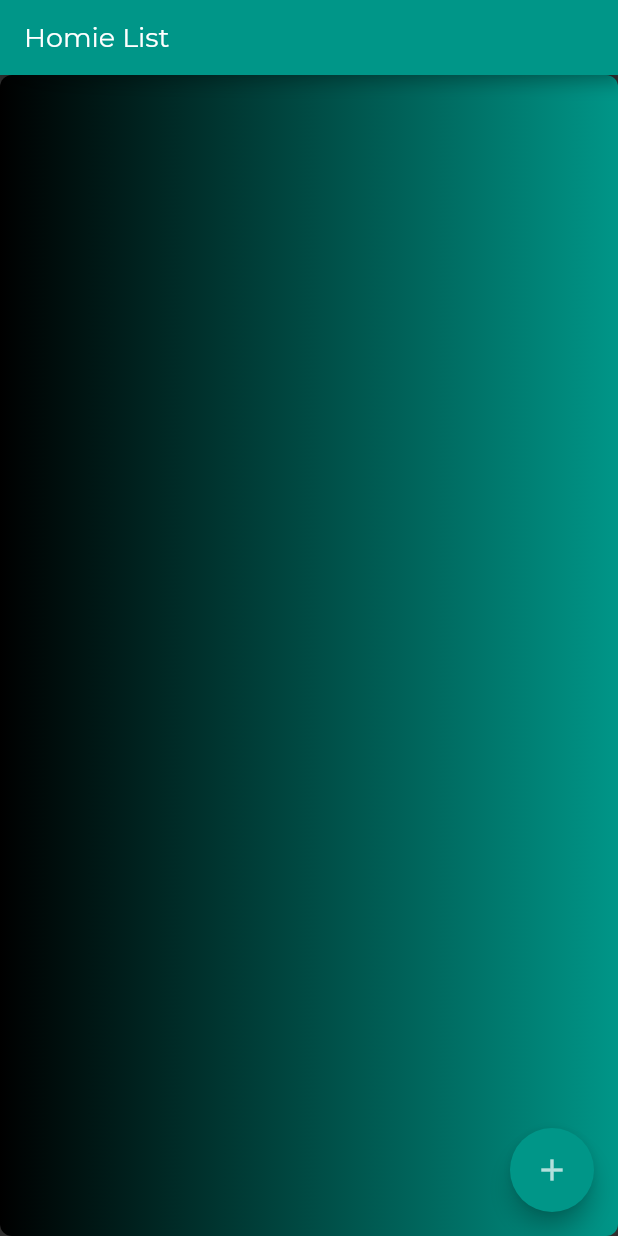
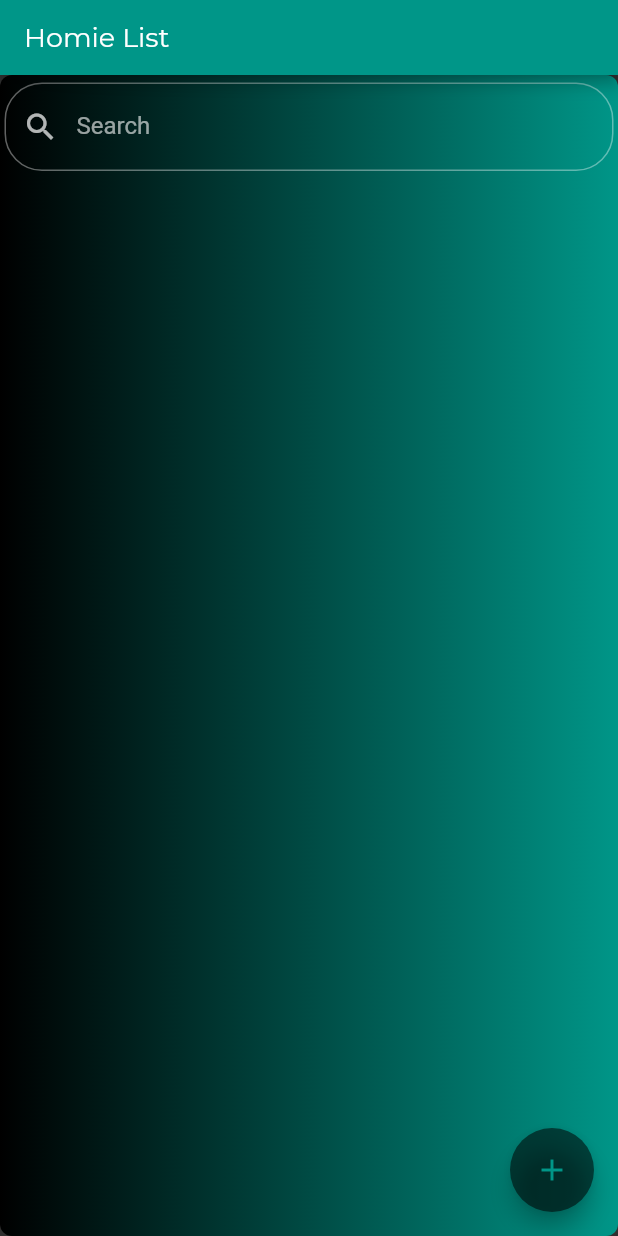
Before and after one commit to AneeshSaripalli/socialite, a Flutter app: the screen it shows after launch, on a phone screen of 412 x 824 dp. Run offline on Flutter 3.47's test engine with Material 2 defaults, Android fonts, the phone set to English and light mode, and no system bars; our stand-ins replace cloud_firestore, random_string; accounts and stored records are empty; project files that could hold a hidden picture were left out.

Commit message:
added SearchBar class to ContactPage; SearchBar currently uses substring matching against first name, last name, or phone #

```diff
--- a/lib/database/firestore/firestore.dart
+++ b/lib/database/firestore/firestore.dart
@@ -7,7 +7,7 @@ import '../../models/contact.dart';
 class FirestoreDB {
   static final FirestoreDB _singleton = FirestoreDB._internal();
 
-  FirestoreDB._internal() {}
+  FirestoreDB._internal();
 
   final CollectionReference contacts =
       Firestore.instance.collection('contacts');
--- a/lib/models/contact.dart
+++ b/lib/models/contact.dart
@@ -3,12 +3,14 @@ import "package:flutter/material.dart";
 class Contact {
   final String firstName;
   final String lastName;
+  final String name;
   final String description;
   final String phoneNumber;
   final String id;
 
   Contact(
       {@required this.id,
+      @required this.name,
       @required this.firstName,
       @required this.lastName,
       @required this.description,
@@ -21,6 +23,7 @@ class Contact {
           lastName: data['lname'],
           description: data['desc'],
           phoneNumber: data['number'],
+          name: data['name'],
         );
 
   Map<String, dynamic> toMap() {
@@ -30,6 +33,7 @@ class Contact {
       "lname": lastName,
       "desc": description,
       "number": phoneNumber,
+      "name": name,
     };
   }
 }
--- a/lib/pages/contact_page.dart
+++ b/lib/pages/contact_page.dart
@@ -4,6 +4,7 @@ import 'package:flutter/material.dart';
 import 'package:random_string/random_string.dart';
 import 'package:socialite/database/firestore/firestore.dart';
 import 'package:socialite/widgets/contact_list.dart';
+import 'package:socialite/widgets/search_bar.dart';
 
 import '../models/contact.dart';
 
@@ -14,7 +15,10 @@ class ContactPage extends StatefulWidget {
 
 class _ContactPageState extends State<ContactPage> {
   List<Contact> contactList;
+  List<Contact> displayList;
   bool needToRefresh = true;
+
+  String searchText = "";
 
   List<Contact> genRandomContacts(int length) {
     List<Contact> cList = List<Contact>();
@@ -25,6 +29,7 @@ class _ContactPageState extends State<ContactPage> {
           lastName: randomString(10),
           firstName: randomString(10),
           id: randomString(10),
+          name: randomString(20),
           phoneNumber: randomString(10)));
     }
 
@@ -46,20 +51,18 @@ class _ContactPageState extends State<ContactPage> {
 
   void _handleAddContactPress(BuildContext ctx) {
     Navigator.pushNamed(ctx, '/add_contact').then((value) {
-      setState(() {
-        needToRefresh = true;
-        _syncContactList();
-      });
+      print("Refreshing contact list after popping overlay");
+      _updateContactList();
     });
   }
 
   FloatingActionButton _buildAddContactBtn(BuildContext ctx) {
     return FloatingActionButton(
       onPressed: () => _handleAddContactPress(ctx),
-      backgroundColor: Colors.teal,
+      backgroundColor: Colors.black54,
       child: Icon(
         Icons.add,
-        color: Colors.white70,
+        color: Colors.teal,
       ),
     );
   }
@@ -77,6 +80,16 @@ class _ContactPageState extends State<ContactPage> {
   @override
   void initState() {
     _syncContactList();
+    super.initState();
+  }
+
+  void _handleSearchTextChange(String queryText) {
+    print(queryText);
+    setState(() {
+      print("Setting searchText to " + queryText);
+      searchText = queryText;
+      _updateFilterList();
+    });
   }
 
   Widget _buildBody(BuildContext ctx) {
@@ -86,7 +99,13 @@ class _ContactPageState extends State<ContactPage> {
       optionalContactList =
           Center(child: Container(child: CircularProgressIndicator()));
     } else {
-      optionalContactList = ContactList(contacts: contactList);
+      optionalContactList = Column(children: <Widget>[
+        Container(
+          child: SearchBar(onChanged: _handleSearchTextChange),
+          margin: EdgeInsets.only(bottom: 10, top: 5, left: 3, right: 3),
+        ),
+        Expanded(child: ContactList(contacts: displayList))
+      ]);
     }
 
     return Container(
@@ -95,6 +114,26 @@ class _ContactPageState extends State<ContactPage> {
           gradient: LinearGradient(colors: [Colors.black, Colors.teal]),
         ),
         child: optionalContactList);
+  }
+
+  bool _filterFunction(Contact c) {
+    final bool firstName =
+        c.firstName.toLowerCase().contains(searchText.toLowerCase());
+    final bool lastName =
+        c.lastName.toLowerCase().contains(searchText.toLowerCase());
+    final bool phoneNumber =
+        c.phoneNumber.toLowerCase().contains(searchText.toLowerCase());
+
+    return firstName || lastName || phoneNumber;
+  }
+
+  void _updateFilterList() {
+    print("Filtering with search " + searchText);
+    List<Contact> filterList =
+        this.contactList.where((c) => _filterFunction(c)).toList();
+    setState(() {
+      displayList = filterList;
+    });
   }
 
   Future<void> _updateContactList() async {
@@ -107,6 +146,7 @@ class _ContactPageState extends State<ContactPage> {
 
     setState(() {
       this.contactList = contactList;
+      _updateFilterList();
     });
   }
 
@@ -119,13 +159,7 @@ class _ContactPageState extends State<ContactPage> {
   Widget build(BuildContext ctx) {
     _syncContactList();
 
-    return GestureDetector(
-      onDoubleTap: () {
-        setState(() {
-          needToRefresh = true;
-        });
-      },
-      child: Scaffold(
+    return Scaffold(
       appBar: _buildAppBar(ctx),
       body: RefreshIndicator(
         child: _buildBody(ctx),
@@ -134,7 +168,6 @@ class _ContactPageState extends State<ContactPage> {
         },
       ),
       floatingActionButton: _buildAddContactBtn(ctx),
-      ),
     );
   }
 }
--- a/lib/pages/modify_contact.dart
+++ b/lib/pages/modify_contact.dart
@@ -36,6 +36,8 @@ class _ModifyContactPageState extends State<ModifyContactPage> {
 
     print(_nameField.info);
 
+    String name = _nameField.info;
+
     String firstName, lastName;
     firstName = nameSplit.length != 0 ? nameSplit[0] : null;
     lastName = nameSplit.length > 0 ? nameSplit[1] : null;
@@ -48,6 +50,7 @@ class _ModifyContactPageState extends State<ModifyContactPage> {
         : widget.contact.id;
 
     Contact contact = Contact(
+      name: name,
       description: desc,
       firstName: firstName,
       lastName: lastName,
--- /dev/null
+++ b/lib/widgets/search_bar.dart
@@ -0,0 +1,27 @@
+import 'package:flutter/material.dart';
+
+class SearchBar extends StatefulWidget {
+  final ValueChanged<String> onChanged;
+
+  SearchBar({@required this.onChanged});
+
+  @override
+  State<SearchBar> createState() => _SearchBarState();
+}
+
+class _SearchBarState extends State<SearchBar> {
+  TextEditingController _controller = TextEditingController();
+
+  @override
+  Widget build(BuildContext context) {
+    return TextField(
+        onChanged: (value) => widget.onChanged(value),
+        controller: _controller,
+        decoration: InputDecoration(
+            labelText: "Search",
+            hintText: "Search",
+            prefixIcon: Icon(Icons.search),
+            border: OutlineInputBorder(
+                borderRadius: BorderRadius.all(Radius.circular(25.0)))));
+  }
+}
```
Also changed, not shown: lib/widgets/contact_view.dart (+11 -13 lines), lib/metaphone/metaphone_imp.dart (added). Lines whose indentation alone changed are shown as unchanged.
